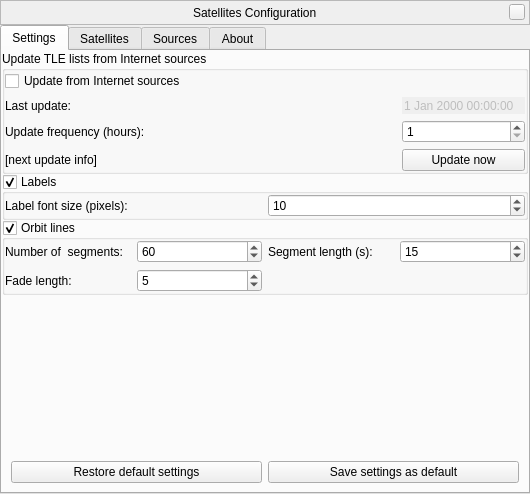
This is plugins/Satellites/src/gui/satellitesDialog.ui in 519984307/stellarium_src as Qt 5 draws it before an edit. The edited form follows.
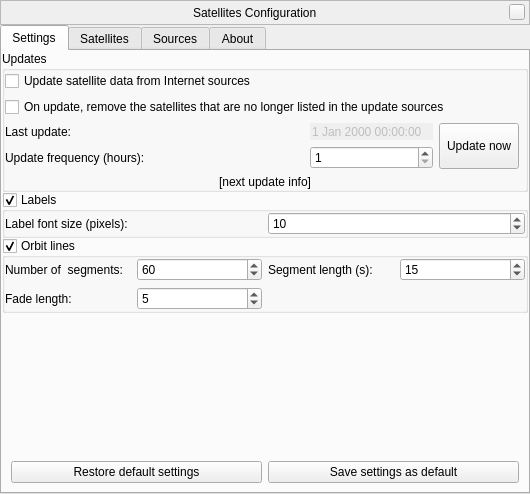
This is the edited form. Custom widgets are drawn as their Qt base class.

Commit message: + buggy GUI for the auto-remove feature; some changes to the layout of the dialog

Diff of the .ui file:
```diff
--- a/plugins/Satellites/src/gui/satellitesDialog.ui
+++ b/plugins/Satellites/src/gui/satellitesDialog.ui
@@ -139,55 +139,13 @@
        <item>
         <widget class="QGroupBox" name="updatesGroup">
          <property name="title">
-          <string>Update TLE lists from Internet sources</string>
+          <string>Updates</string>
          </property>
-         <property name="flat">
-          <bool>true</bool>
-         </property>
-         <property name="checkable">
-          <bool>false</bool>
-         </property>
-         <layout class="QVBoxLayout" name="verticalLayout_12">
+         <layout class="QGridLayout" name="updatesGridLayout">
           <property name="margin">
            <number>0</number>
           </property>
-          <item>
-           <widget class="QCheckBox" name="internetUpdatesCheckbox">
-            <property name="text">
-             <string>Update from Internet sources</string>
-            </property>
-           </widget>
-          </item>
-          <item>
-           <layout class="QGridLayout" name="gridLayout">
-            <item row="0" column="0">
-             <widget class="QLabel" name="label_7">
-              <property name="text">
-               <string>Last update:</string>
-              </property>
-             </widget>
-            </item>
-            <item row="0" column="2">
-             <widget class="QDateTimeEdit" name="lastUpdateDateTimeEdit">
-              <property name="enabled">
-               <bool>false</bool>
-              </property>
-              <property name="frame">
-               <bool>false</bool>
-              </property>
-              <property name="buttonSymbols">
-               <enum>QAbstractSpinBox::NoButtons</enum>
-              </property>
-             </widget>
-            </item>
-            <item row="1" column="0">
-             <widget class="QLabel" name="label_9">
-              <property name="text">
-               <string>Update frequency (hours):</string>
-              </property>
-             </widget>
-            </item>
-            <item row="1" column="2">
+          <item row="3" column="2">
              <widget class="QSpinBox" name="updateFrequencySpinBox">
               <property name="minimum">
                <number>1</number>
@@ -200,14 +158,31 @@
               </property>
              </widget>
             </item>
-            <item row="2" column="0">
+          <item row="4" column="0" colspan="5">
              <widget class="QLabel" name="nextUpdateLabel">
               <property name="text">
                <string notr="true">[next update info]</string>
               </property>
-             </widget>
-            </item>
-            <item row="2" column="1">
+            <property name="alignment">
+             <set>Qt::AlignCenter</set>
+            </property>
+           </widget>
+          </item>
+          <item row="2" column="0">
+           <widget class="QLabel" name="label_7">
+            <property name="text">
+             <string>Last update:</string>
+            </property>
+           </widget>
+          </item>
+          <item row="0" column="0" colspan="4">
+           <widget class="QCheckBox" name="internetUpdatesCheckbox">
+            <property name="text">
+             <string>Update satellite data from Internet sources</string>
+            </property>
+           </widget>
+          </item>
+          <item row="2" column="1" rowspan="2">
              <spacer name="horizontalSpacer">
               <property name="orientation">
                <enum>Qt::Horizontal</enum>
@@ -220,14 +195,45 @@
               </property>
              </spacer>
             </item>
-            <item row="2" column="2">
+          <item row="2" column="3" rowspan="2">
              <widget class="QPushButton" name="updateButton">
+            <property name="sizePolicy">
+             <sizepolicy hsizetype="Minimum" vsizetype="Preferred">
+              <horstretch>0</horstretch>
+              <verstretch>0</verstretch>
+             </sizepolicy>
+            </property>
               <property name="text">
                <string>Update now</string>
               </property>
              </widget>
             </item>
-           </layout>
+          <item row="2" column="2">
+           <widget class="QDateTimeEdit" name="lastUpdateDateTimeEdit">
+            <property name="enabled">
+             <bool>false</bool>
+            </property>
+            <property name="frame">
+             <bool>false</bool>
+            </property>
+            <property name="buttonSymbols">
+             <enum>QAbstractSpinBox::NoButtons</enum>
+            </property>
+           </widget>
+          </item>
+          <item row="3" column="0">
+           <widget class="QLabel" name="updateFrequencyLabel">
+            <property name="text">
+             <string>Update frequency (hours):</string>
+            </property>
+           </widget>
+          </item>
+          <item row="1" column="0" colspan="4">
+           <widget class="QCheckBox" name="checkBoxAutoRemove">
+            <property name="text">
+             <string>On update, remove the satellites that are no longer listed in the update sources</string>
+            </property>
+           </widget>
           </item>
          </layout>
         </widget>
@@ -247,14 +253,14 @@
           <property name="margin">
            <number>0</number>
           </property>
-          <item row="0" column="0">
+          <item row="1" column="0">
            <widget class="QLabel" name="label_10">
             <property name="text">
              <string>Label font size (pixels):</string>
             </property>
            </widget>
           </item>
-          <item row="0" column="1">
+          <item row="1" column="1">
            <widget class="QSpinBox" name="fontSizeSpinBox">
             <property name="sizePolicy">
              <sizepolicy hsizetype="Minimum" vsizetype="Fixed">
```
Left out of the diff: 3 changed lines with no effect on the pictures. Lines whose indentation alone changed are shown as unchanged. The commit also changes 1 other file.
